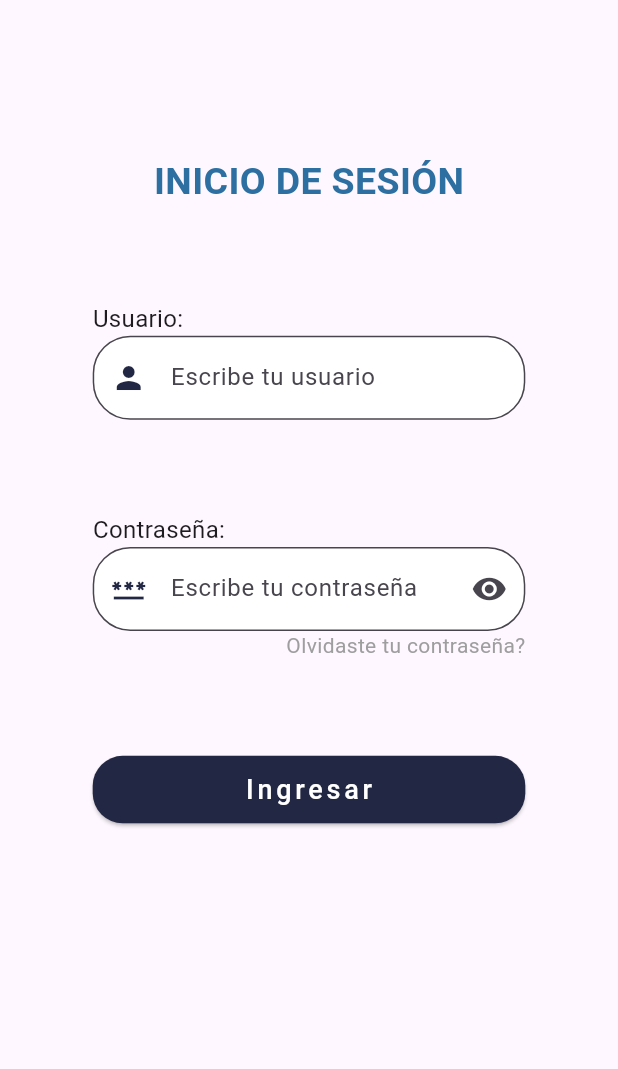
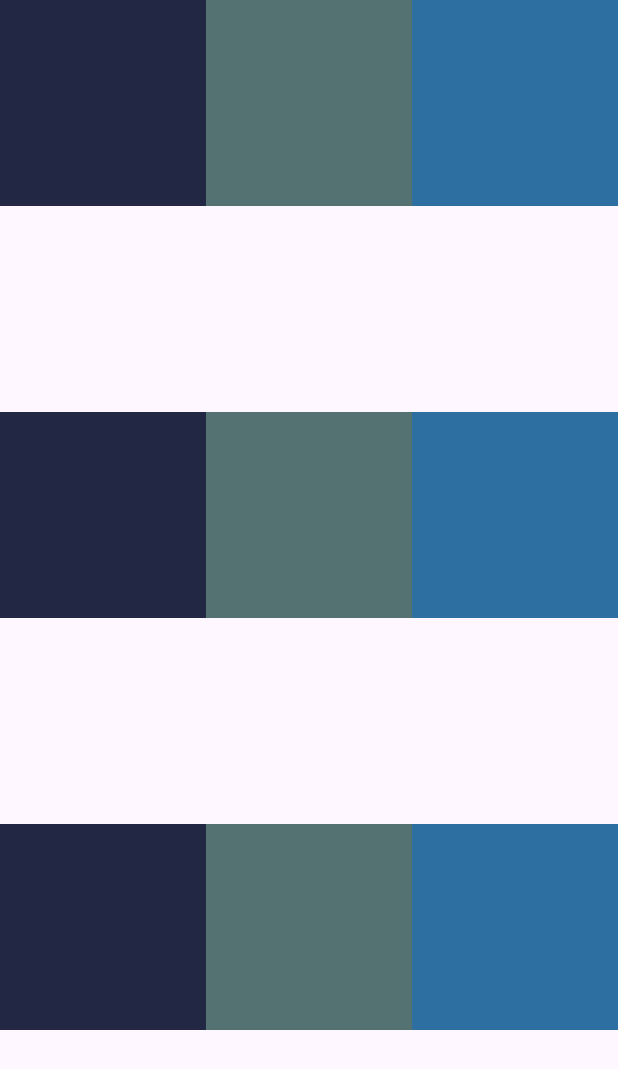
Before and after one commit to AleOrdaz/mi_primera_app_2, a Flutter app: the screen it shows after launch, after a tap on "Ingresar", on a phone screen of 412 x 824 dp. Shown: the top 1069 px of the screen. Run offline on Flutter 3.47's test engine with Material 3 defaults, Android fonts, the phone set to English and light mode, and no system bars.

```diff
--- a/lib/constantes.dart
+++ b/lib/constantes.dart
@@ -7,3 +7,6 @@ const blanco = Colors.white;
 const azulito = Color(0xFF222743); //Colors.blue;
 const azulito2 = Color(0xFF2D6FA1);
 const azulito3 = Color(0xFF547271);
+
+const String user = '';
+const String pass = '';
--- /dev/null
+++ b/lib/home.dart
@@ -0,0 +1,171 @@
+import 'package:flutter/material.dart';
+import 'package:app89/constantes.dart' as cons;
+
+class Home extends StatefulWidget {
+  const Home({super.key});
+
+  @override
+  State<Home> createState() => _HomeState();
+}
+
+class _HomeState extends State<Home> {
+  @override
+  Widget build(BuildContext context) {
+    return Scaffold(
+      body: Column(
+        children: [
+          Expanded(
+            flex: 2, //100%
+            child: Row(
+              children: [
+                Expanded(
+                  flex: 4,
+                  child: InkWell(
+                    child: Container(
+                      color: cons.azulito,
+                    ),
+                  ),
+                ),
+                Expanded(
+                  flex: 4,
+                  child: InkWell(
+                    child: Container(
+                      color: cons.azulito3,
+                    ),
+                  ),
+                ),
+                Expanded(
+                  flex: 4,
+                  child: InkWell(
+                    child: Container(
+                      color: cons.azulito2,
+                    ),
+                  ),
+                ),
+              ],
+            ),
+          ),
+          Expanded(
+            flex: 2, //100%
+            child: Row(
+              children: [
+                Expanded(
+                  flex: 4,
+                  child: Container(),
+                ),
+                Expanded(
+                  flex: 4,
+                  child: Container(),
+                ),
+                Expanded(
+                  flex: 4,
+                  child: Container(),
+                )
+              ],
+            ),
+          ),
+          Expanded(
+            flex: 2, //100%
+            child: Row(
+              children: [
+                Expanded(
+                  flex: 4,
+                  child: InkWell(
+                    child: Container(
+                      color: cons.azulito,
+                    ),
+                  ),
+                ),
+                Expanded(
+                  flex: 4,
+                  child: InkWell(
+                    child: Container(
+                      color: cons.azulito3,
+                    ),
+                  ),
+                ),
+                Expanded(
+                  flex: 4,
+                  child: InkWell(
+                    child: Container(
+                      color: cons.azulito2,
+                    ),
+                  ),
+                ),
+              ],
+            ),
+          ),
+          Expanded(
+            flex: 2, //100%
+            child: Row(
+              children: [
+                Expanded(
+                  flex: 4,
+                  child: Container(),
+                ),
+                Expanded(
+                  flex: 4,
+                  child: Container(),
+                ),
+                Expanded(
+                  flex: 4,
+                  child: Container(),
+                )
+              ],
+            ),
+          ),
+          Expanded(
+            flex: 2, //100%
+            child: Row(
+              children: [
+                Expanded(
+                  flex: 4,
+                  child: InkWell(
+                    child: Container(
+                      color: cons.azulito,
+                    ),
+                  ),
+                ),
+                Expanded(
+                  flex: 4,
+                  child: InkWell(
+                    child: Container(
+                      color: cons.azulito3,
+                    ),
+                  ),
+                ),
+                Expanded(
+                  flex: 4,
+                  child: InkWell(
+                    child: Container(
+                      color: cons.azulito2,
+                    ),
+                  ),
+                ),
+              ],
+            ),
+          ),
+          Expanded(
+            flex: 2, //100%
+            child: Row(
+              children: [
+                Expanded(
+                  flex: 4,
+                  child: Container(),
+                ),
+                Expanded(
+                  flex: 4,
+                  child: Container(),
+                ),
+                Expanded(
+                  flex: 4,
+                  child: Container(),
+                )
+              ],
+            ),
+          ),
+        ],
+      ),
+    );
+  }
+}
--- a/lib/login.dart
+++ b/lib/login.dart
@@ -1,3 +1,5 @@
+import 'package:app89/home.dart';
+import 'package:app89/widgets/snackbar.dart';
 import 'package:flutter/material.dart';
 import 'package:app89/constantes.dart' as cons;
 
@@ -53,7 +55,18 @@ class _LoginState extends State<Login> {
             SizedBox(height: size.height * 0.075,),
             ElevatedButton(
               onPressed: (){
-
+                setState(() {
+                  /*El usuario y contraseña son correctos*/
+                  if(usuario.text  == cons.user &&
+                      password.text == cons.pass) {
+                    //Cambiar de vista
+                    Navigator.pushReplacement(context,
+                        MaterialPageRoute(builder: (context) => Home()));
+                  } else {
+                    //mostramos un mensaje de error (Snackbar)
+                    ShowSnackbar(context, 'Usuario invalido', 20);
+                  }
+                });
               },
               style: ElevatedButton.styleFrom(
                   backgroundColor: cons.azulito,
--- /dev/null
+++ b/lib/widgets/snackbar.dart
@@ -0,0 +1,26 @@
+import 'package:flutter/material.dart';
+import 'package:flutter/scheduler.dart';
+import 'package:app89/constantes.dart' as cons;
+
+ShowSnackbar(BuildContext _context, String texto, int duration) {
+  ///Gestionar el momento en el que debe mostrar el mostrar el widget
+  ///dependiendo del contexto actual (protección de errores de creacción)
+  SchedulerBinding.instance.addPostFrameCallback((_) {
+    ScaffoldMessenger.of(_context).showSnackBar(
+      SnackBar(
+        backgroundColor: cons.negro,
+        content: Text(
+          texto, textAlign: TextAlign.center,
+        ),
+        behavior: SnackBarBehavior.floating,
+        duration: Duration(seconds: duration),
+        action: SnackBarAction(
+          label: ' X ',
+          onPressed: () {},
+          textColor: Colors.white,
+          disabledTextColor: Colors.grey,
+        ),
+      ),
+    );
+  });
+}
```
